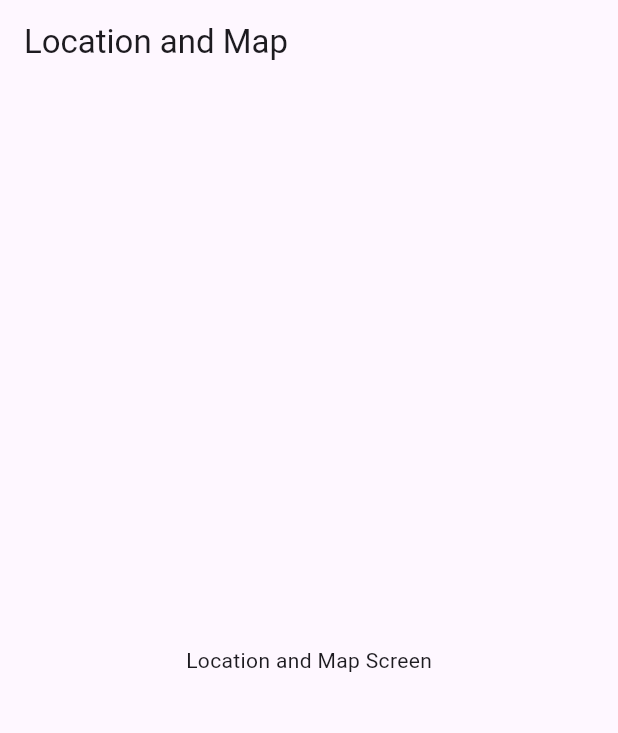
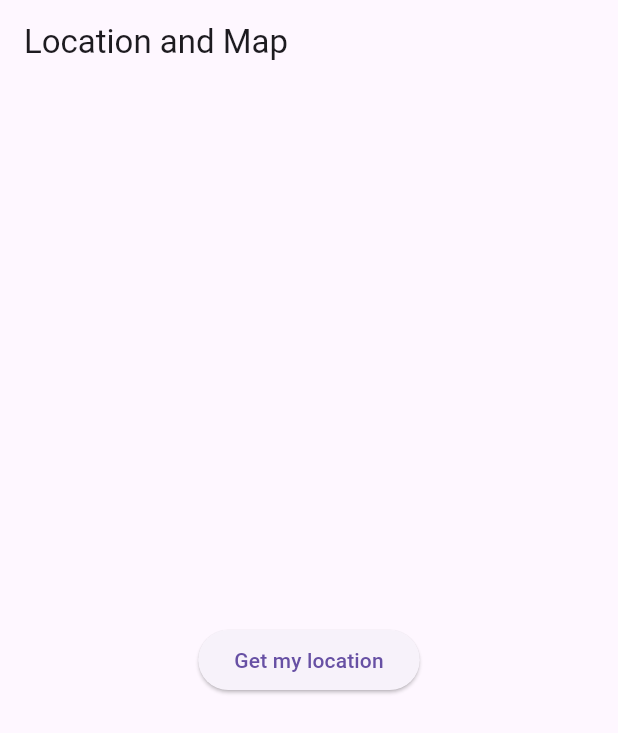
Before and after one commit to AbdulsemedM/device-features-mizan-, a Flutter app: the LocationMapScreen screen opened directly, on a phone screen of 412 x 824 dp. Shown: the top 733 px of the screen. Run offline on Flutter 3.47's test engine with Material 3 defaults, Android fonts, the phone set to English and light mode, and no system bars; our stand-ins replace geolocator, image_picker.

```diff
--- a/lib/screens/location_map_screen.dart
+++ b/lib/screens/location_map_screen.dart
@@ -1,4 +1,8 @@
+import 'dart:convert';
+
 import 'package:flutter/material.dart';
+import 'package:geolocator/geolocator.dart';
+import 'package:http/http.dart' as http;
 
 class LocationMapScreen extends StatefulWidget {
   const LocationMapScreen({super.key});
@@ -8,12 +12,76 @@ class LocationMapScreen extends StatefulWidget {
 }
 
 class _LocationMapScreenState extends State<LocationMapScreen> {
+  bool loading = false;
+  String? address;
+  Position? position;
+
+  Future<void> getLocationAddress() async {
+    setState(() {
+      loading = true;
+    });
+
+    var permission = await Geolocator.requestPermission();
+    if (permission == LocationPermission.denied ||
+        permission == LocationPermission.deniedForever) {
+      permission = await Geolocator.requestPermission();
+    }
+
+    final pos = await Geolocator.getCurrentPosition(
+      desiredAccuracy: LocationAccuracy.high,
+    );
+
+    final url = Uri.parse(
+      "https://nominatim.openstreetmap.org/reverse?lat=${pos.latitude}&lon=${pos.longitude}&format=json",
+    );
+
+    final response = await http.get(
+      url,
+      headers: {"User-Agent": "Flutter App"},
+    );
+
+    final data = json.decode(response.body);
+
+    print(data);
+
+    setState(() {
+      position = pos;
+      address = data['display_name'];
+      loading = false;
+    });
+  }
+
   @override
   Widget build(BuildContext context) {
     return Scaffold(
       appBar: AppBar(title: const Text('Location and Map')),
       body: Center(
-        child: Text('Location and Map Screen'),
+        child: loading
+            ? CircularProgressIndicator()
+            : position == null
+            ? ElevatedButton(
+                onPressed: getLocationAddress,
+                child: Text("Get my location"),
+              )
+            : Column(
+                mainAxisSize: MainAxisSize.min,
+                children: [
+                  Text(
+                    "Latitude: ${position!.latitude}\nLongitude: ${position!.longitude}",
+                    textAlign: TextAlign.center,
+                  ),
+                  const SizedBox(height: 12.0),
+                  Text(
+                    "Address:\n${address ?? 'Address not found'}",
+                    textAlign: TextAlign.center,
+                  ),
+                  const SizedBox(height: 24.0),
+                  ElevatedButton(
+                    onPressed: getLocationAddress,
+                    child: Text("Refresh"),
+                  ),
+                ],
+              ),
       ),
     );
   }
--- a/pubspec.yaml
+++ b/pubspec.yaml
@@ -35,6 +35,8 @@ dependencies:
   # Use with the CupertinoIcons class for iOS style icons.
   cupertino_icons: ^1.0.8
   image_picker: ^0.8.7+4
+  geolocator: ^14.0.2
+  http: ^1.2.0
 
 dev_dependencies:
   flutter_test:
```
Also changed, not shown: pubspec.lock, 4 other files.
